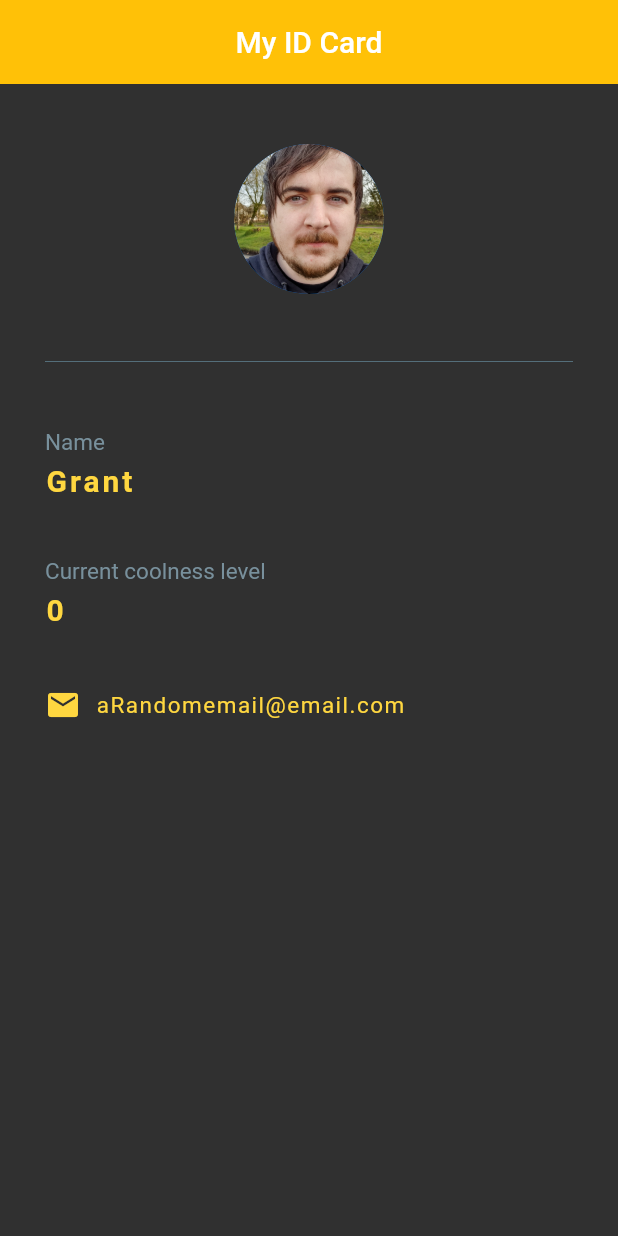
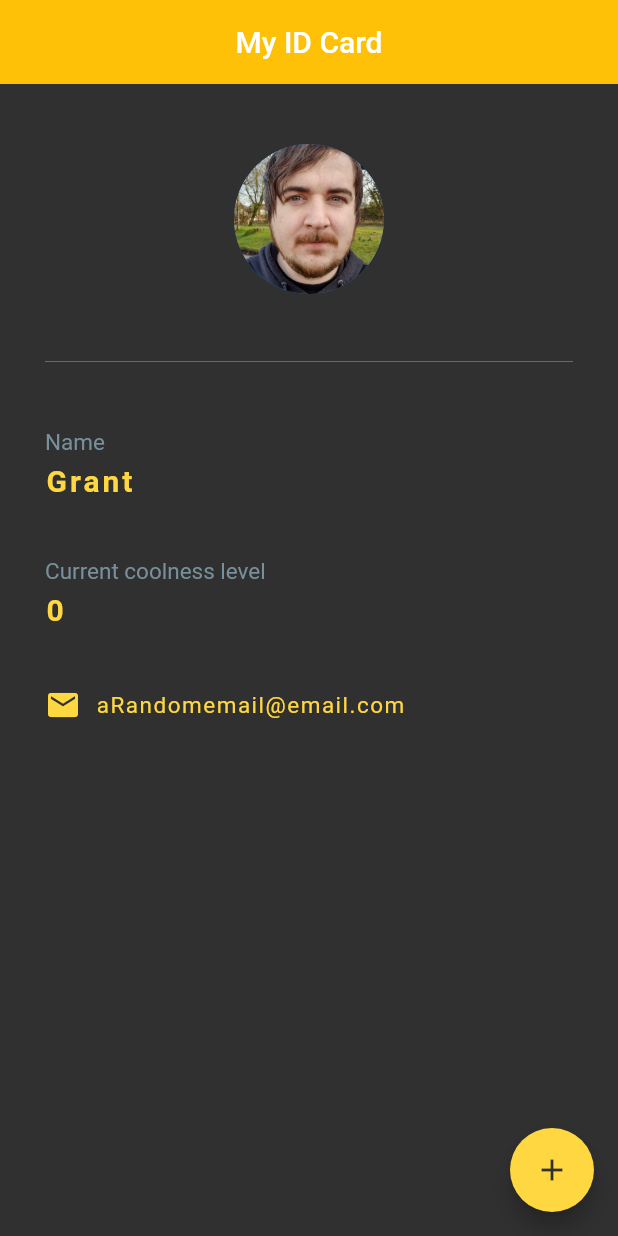
Before and after one commit to Grant-Shaw/Flutter-Practice-App, a Flutter app: the screen it shows after launch, on a phone screen of 412 x 824 dp. Run offline on Flutter 3.47's test engine with Material 2 defaults, Android fonts, the phone set to English and light mode, and no system bars.

Commit message:
Add button working

```diff
--- a/lib/main.dart
+++ b/lib/main.dart
@@ -29,6 +29,16 @@ class _IdCardState extends State<IdCard> {
         centerTitle: true,
         backgroundColor: Colors.amber,
         elevation: 0.0,
+      ),
+      floatingActionButton: FloatingActionButton(
+        onPressed: () {
+          setState(() {
+            coolnessNum += 1;
+          });
+        },
+        child: Icon(Icons.add),
+        backgroundColor: Colors.amberAccent,
+        foregroundColor: Colors.grey[850],
       ),
       body: Padding(
         padding: EdgeInsets.fromLTRB(30.0, 40.0, 30.0, 0.0),
```
